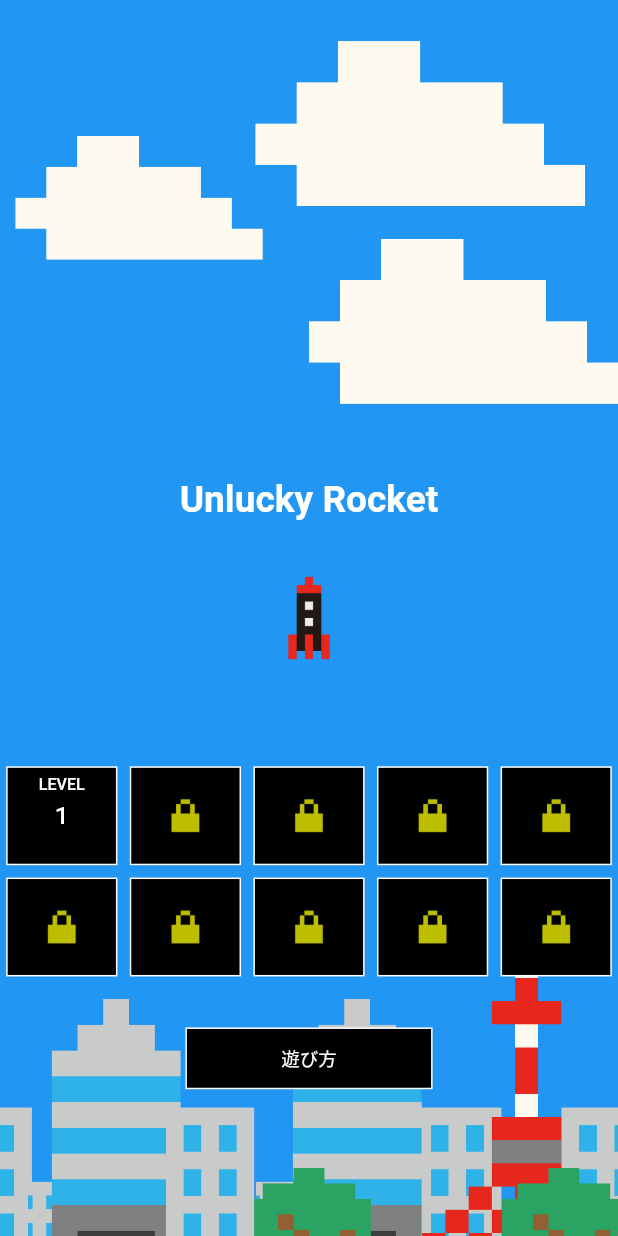
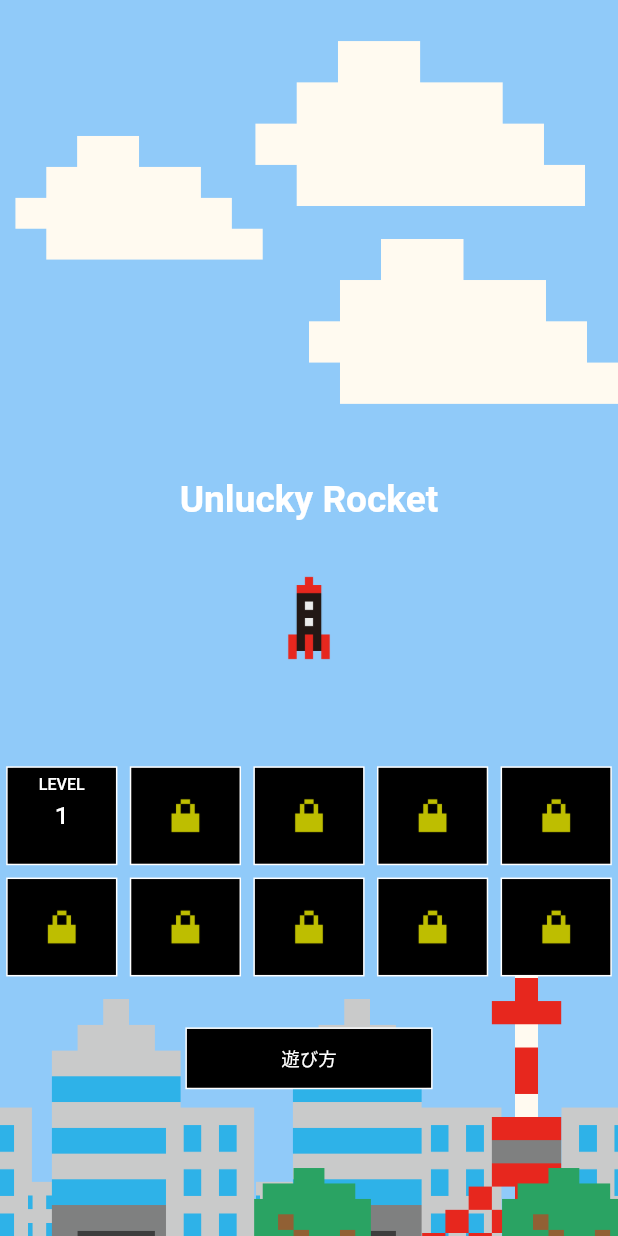
Before and after one commit to yuto90/new_rocket, a Flutter app: the screen it shows after launch, on a phone screen of 412 x 824 dp. Run offline on Flutter 3.47's test engine with Material 2 defaults, Android fonts, the light colour scheme and no system bars; drawn by our look-alikes of google_mobile_ads; our stand-ins replace flutter_dotenv, google_fonts, shared_preferences; network calls fail.

Commit message:
プレイしている時間帯によって空の色を変える

```diff
--- a/lib/mainpage.dart
+++ b/lib/mainpage.dart
@@ -32,9 +32,7 @@ class MainPage extends StatelessWidget {
             child: Stack(
               children: [
                 // * 空背景 ----------------------------------------------------------
-                Container(
-                  color: Colors.blue,
-                ),
+                Container(color: model.backgroundColor()),
                 //宇宙ステージ
                 Container(
                   height: model.space,
--- a/lib/mainpage_model.dart
+++ b/lib/mainpage_model.dart
@@ -24,7 +24,7 @@ class MainPageModel extends ChangeNotifier {
   double level = 1;
   // todo レベル設定
   /// レベルとUFOの出現頻度のマッピング
-  Map mappingLevel = {
+  final Map mappingLevel = {
     1: 8.0,
     2: 7.0,
     3: 6.0,
@@ -497,4 +497,20 @@ class MainPageModel extends ChangeNotifier {
 
     notifyListeners();
   }
+
+  Color? backgroundColor() {
+    final hour = DateTime.now().hour;
+
+    if (hour >= 4 && hour < 7) {
+      return Colors.indigo[400];
+    } else if (hour >= 7 && hour < 12) {
+      return Colors.blue[200];
+    } else if (hour >= 12 && hour < 16) {
+      return Colors.blue[400];
+    } else if (hour >= 16 && hour < 18) {
+      return Colors.orange[300];
+    } else {
+      return Colors.indigo[900];
+    }
+  }
 }
```
